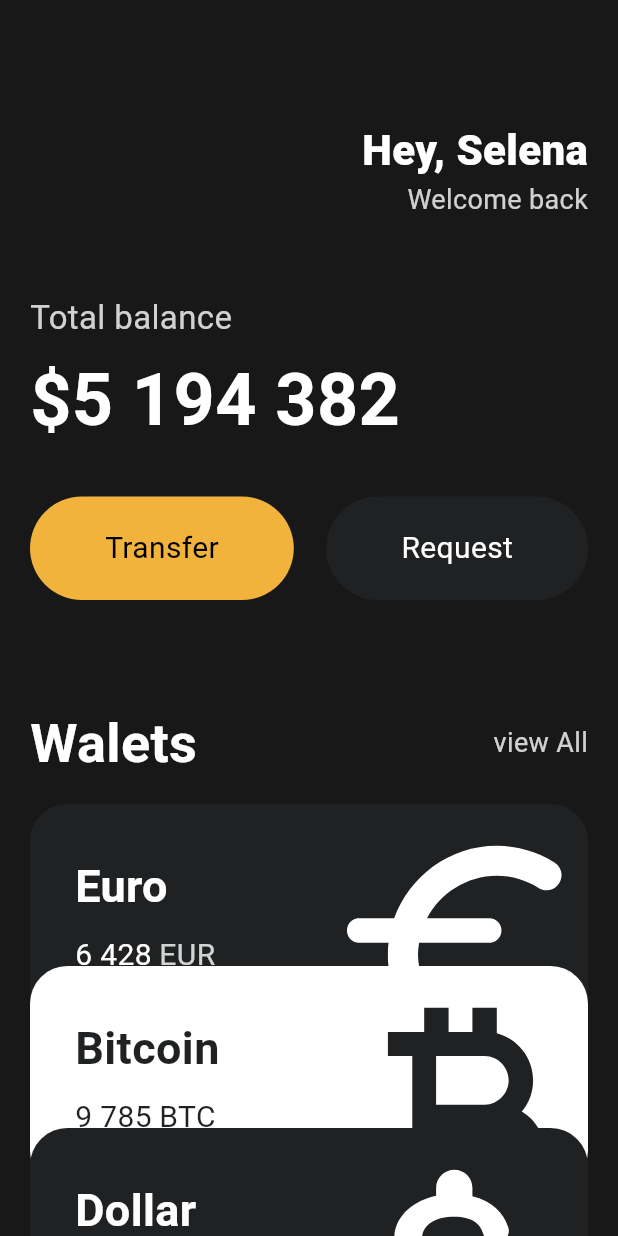
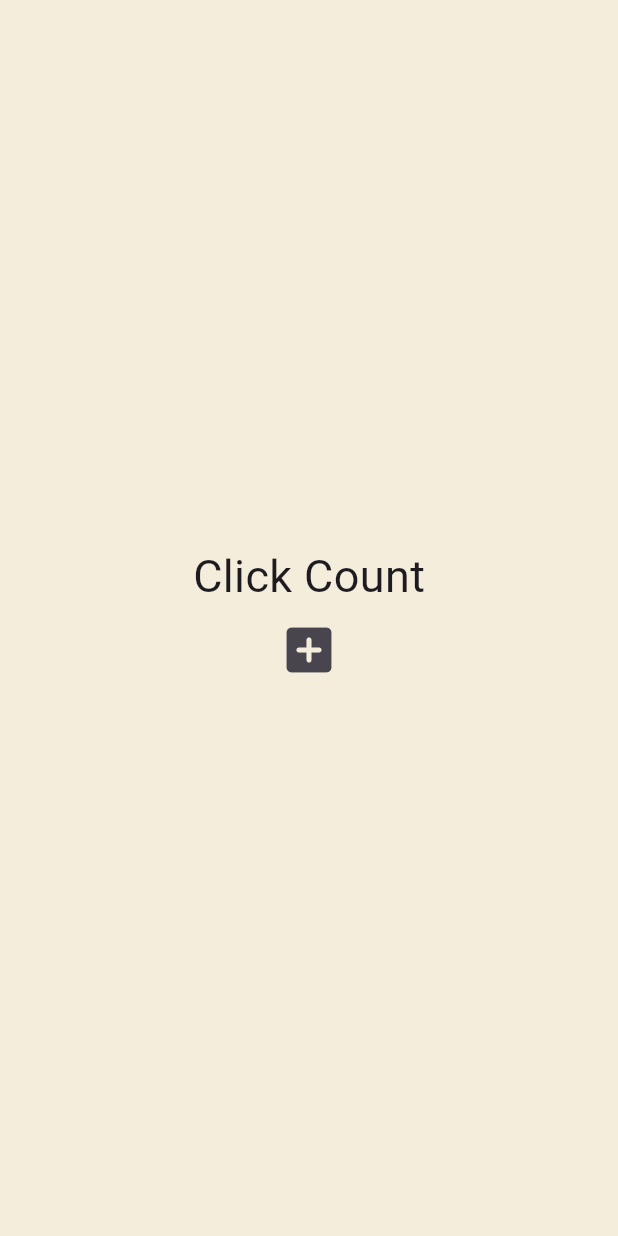
Before and after one commit to ansdmswl0722/toonflix, a Flutter app: the screen it shows after launch, on a phone screen of 412 x 824 dp. Run offline on Flutter 3.47's test engine with Material 3 defaults, Android fonts, the phone set to English and light mode, and no system bars.

Commit message:
리스트 형태로 카운드 화면에 띄우기

```diff
--- a/lib/main.dart
+++ b/lib/main.dart
@@ -1,11 +1,4 @@
 import 'package:flutter/material.dart';
-import 'package:toonflix/widgets/button.dart';
-import 'package:toonflix/widgets/currency_card.dart';
-
-const taxAmount = 15;
-const pirceAmount = 30;
-
-var finalPrice = taxAmount + pirceAmount;
 
 void main() {
   runApp(const App());
@@ -19,149 +12,39 @@ class App extends StatefulWidget {
 }
 
 class _AppState extends State<App> {
-  int counter = 0;
+  List<int> numbers = [];
+
+  void onClicked() {
+    setState(() {
+      numbers.add(numbers.length);
+    });
+  }
 
   @override
   Widget build(BuildContext context) {
     return MaterialApp(
       home: Scaffold(
-        backgroundColor: const Color(0xFF181818),
-        body: SingleChildScrollView(
-          child: Padding(
-            padding: const EdgeInsets.symmetric(
-              horizontal: 20,
-            ),
+        backgroundColor: const Color(0xFFF4EDDB),
+        body: Center(
           child: Column(
-              crossAxisAlignment: CrossAxisAlignment.start,
-              children: [
-                const SizedBox(
-                  height: 80,
-                ),
-                Row(
-                  mainAxisAlignment: MainAxisAlignment.end,
-                  children: [
-                    Column(
-                      crossAxisAlignment: CrossAxisAlignment.end,
+            mainAxisAlignment: MainAxisAlignment.center,
             children: [
               const Text(
-                          'Hey, Selena',
-                          style: TextStyle(
-                            color: Colors.white,
-                            fontSize: 28,
-                            fontWeight: FontWeight.w800,
+                'Click Count',
+                style: TextStyle(fontSize: 30),
               ),
-                        ),
-                        Text(
-                          'Welcome back',
-                          style: TextStyle(
-                            color: Colors.white.withOpacity(0.8),
-                            fontSize: 18,
-                          ),
-                        ),
-                      ],
-                    )
-                  ],
-                ),
-                const SizedBox(
-                  height: 50,
-                ),
-                Text(
-                  'Total balance',
-                  style: TextStyle(
-                    fontSize: 22,
-                    color: Colors.white.withOpacity(0.8),
-                  ),
-                ),
-                const SizedBox(
-                  height: 5,
-                ),
-                const Text(
-                  '\$5 194 382',
-                  style: TextStyle(
-                    fontSize: 48,
-                    fontWeight: FontWeight.w600,
-                    color: Colors.white,
-                  ),
-                ),
-                const SizedBox(
-                  height: 30,
-                ),
-                const Row(
-                  mainAxisAlignment: MainAxisAlignment.spaceBetween,
-                  children: [
-                    Button(
-                      text: 'Transfer',
-                      bgColor: Color(0xFFF1B33B),
-                      textColor: Colors.black,
-                    ),
-                    Button(
-                      text: 'Request',
-                      bgColor: Color(0xFF1F2123),
-                      textColor: Colors.white,
-                    )
-                  ],
-                ),
-                const SizedBox(
-                  height: 70,
-                ),
-                Row(
-                  mainAxisAlignment: MainAxisAlignment.spaceBetween,
-                  children: [
-                    const Text(
-                      'Walets',
-                      style: TextStyle(
-                        color: Colors.white,
-                        fontSize: 36,
-                        fontWeight: FontWeight.w600,
-                      ),
-                    ),
-                    Text(
-                      'view All',
-                      style: TextStyle(
-                        color: Colors.white.withOpacity(0.8),
-                        fontSize: 18,
-                      ),
-                    ),
-                  ],
-                ),
-                const SizedBox(
-                  height: 15,
-                ),
-                const CurrencyCard(
-                  name: 'Euro',
-                  code: 'EUR',
-                  amount: '6 428',
-                  icon: Icons.euro_rounded,
-                  isInverted: false,
-                  yOffset: 0,
-                ),
-                Transform.translate(
-                  offset: const Offset(0, -20),
-                  child: const CurrencyCard(
-                    name: 'Bitcoin',
-                    code: 'BTC',
-                    amount: '9 785',
-                    icon: Icons.currency_bitcoin,
-                    isInverted: true,
-                    yOffset: -20,
-                  ),
-                ),
-                Transform.translate(
-                  offset: const Offset(0, -40),
-                  child: const CurrencyCard(
-                    name: 'Dollar',
-                    code: 'USD',
-                    amount: '428',
-                    icon: Icons.attach_money_rounded,
-                    isInverted: false,
-                    yOffset: -40,
+              for (var n in numbers) Text('$n'),
+              IconButton(
+                iconSize: 40,
+                onPressed: onClicked,
+                icon: const Icon(
+                  Icons.add_box_rounded,
                 ),
               ),
             ],
           ),
         ),
       ),
-      ),
     );
   }
 }
```
Lines whose indentation alone changed are shown as unchanged.
